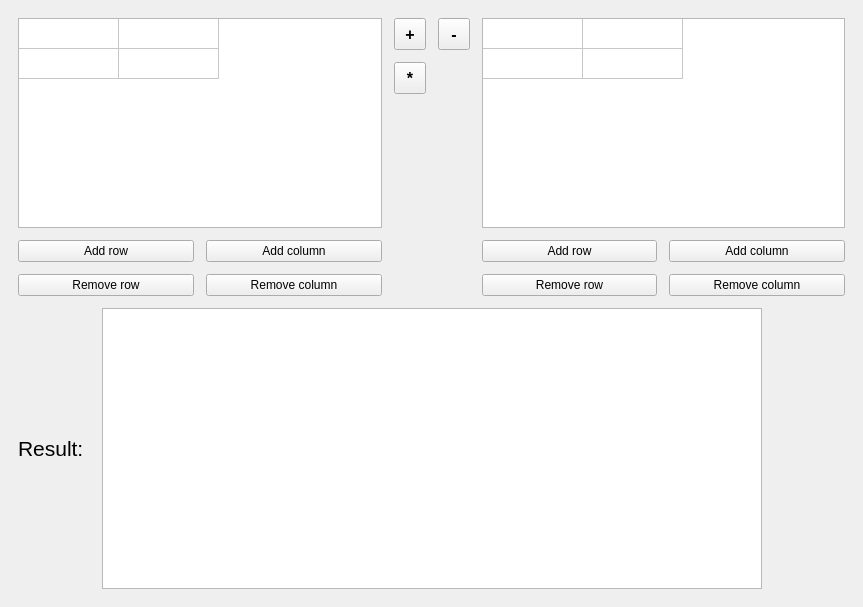
First picture: the form in mainwindow.ui, repository BirdBirdBoo/OOP_Lab7, before the edit.
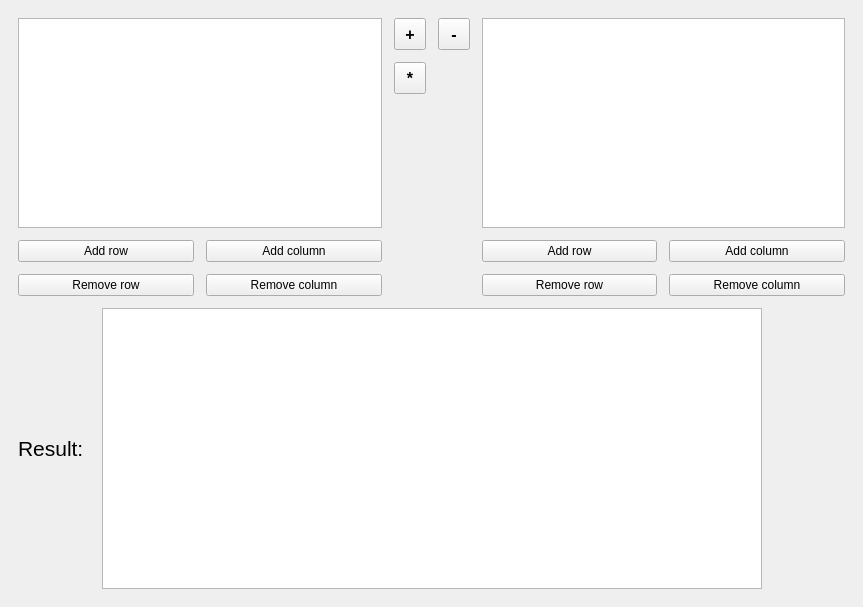
Second picture: the form after the edit.

Commit message: Handle empty cells properly

The edit to the form file:
```diff
--- a/mainwindow.ui
+++ b/mainwindow.ui
@@ -35,10 +35,10 @@
       <item row="0" column="0" colspan="2">
        <widget class="QTableWidget" name="aMatrixTable">
         <property name="rowCount">
-         <number>2</number>
+         <number>0</number>
         </property>
         <property name="columnCount">
-         <number>2</number>
+         <number>0</number>
         </property>
         <attribute name="horizontalHeaderVisible">
          <bool>false</bool>
@@ -46,10 +46,6 @@
         <attribute name="verticalHeaderVisible">
          <bool>false</bool>
         </attribute>
-        <row/>
-        <row/>
-        <column/>
-        <column/>
        </widget>
       </item>
       <item row="2" column="0">
@@ -219,10 +215,10 @@
       <item row="0" column="3" colspan="2">
        <widget class="QTableWidget" name="bMatrixTable">
         <property name="rowCount">
-         <number>2</number>
+         <number>0</number>
         </property>
         <property name="columnCount">
-         <number>2</number>
+         <number>0</number>
         </property>
         <attribute name="horizontalHeaderVisible">
          <bool>false</bool>
@@ -230,10 +226,6 @@
         <attribute name="verticalHeaderVisible">
          <bool>false</bool>
         </attribute>
-        <row/>
-        <row/>
-        <column/>
-        <column/>
        </widget>
       </item>
       <item row="2" column="3">
```
The commit also changes 2 other files.
